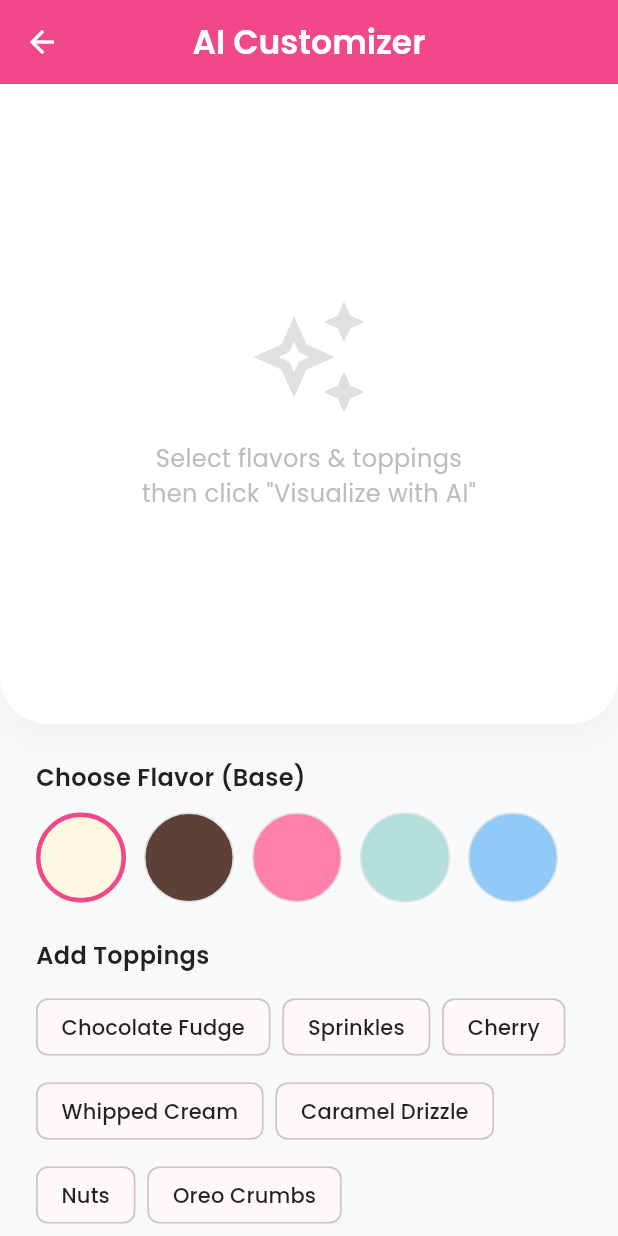
After one commit to Thel101/ice_cream_shop_admin, a Flutter app: the CustomizeIceCreamScreen screen opened directly, on a phone screen of 412 x 824 dp. The commit adds this screen. Run offline on Flutter 3.47's test engine with Material 3 defaults, Android fonts, the light colour scheme and no system bars; our stand-ins replace cloud_firestore, firebase_auth, firebase_core, firebase_storage, google_fonts, google_generative_ai and 1 more; accounts and stored records are empty.

Commit message:
feat: Add AI-powered ice cream customization screen with Gemini API integration and navigation from the menu list.

```diff
--- /dev/null
+++ b/lib/screens/customize_ice_cream_screen.dart
@@ -0,0 +1,416 @@
+import 'dart:convert';
+import 'dart:typed_data';
+import 'package:flutter/material.dart';
+import 'package:google_fonts/google_fonts.dart';
+import 'package:google_generative_ai/google_generative_ai.dart';
+import 'package:http/http.dart' as http;
+
+class CustomizeIceCreamScreen extends StatefulWidget {
+  const CustomizeIceCreamScreen({super.key});
+
+  @override
+  State<CustomizeIceCreamScreen> createState() =>
+      _CustomizeIceCreamScreenState();
+}
+
+class _CustomizeIceCreamScreenState extends State<CustomizeIceCreamScreen> {
+  final Color _primaryColor = const Color(0xFFF04888);
+  final Color _backgroundColor = const Color(0xFFF8F9FA);
+
+  // Flavors definition
+  final List<Map<String, dynamic>> _flavors = [
+    {'name': 'Vanilla', 'color': const Color(0xFFFFF8E1)},
+    {'name': 'Chocolate', 'color': const Color(0xFF5D4037)},
+    {'name': 'Strawberry', 'color': const Color(0xFFFF80AB)},
+    {'name': 'Mint', 'color': const Color(0xFFB2DFDB)},
+    {'name': 'Blueberry', 'color': const Color(0xFF90CAF9)},
+  ];
+
+  // Selected state
+  late Map<String, dynamic> _selectedFlavor;
+  final Set<String> _selectedToppings = {};
+
+  // Toppings list (just names now)
+  final List<String> _availableToppings = [
+    'Chocolate Fudge',
+    'Sprinkles',
+    'Cherry',
+    'Whipped Cream',
+    'Caramel Drizzle',
+    'Nuts',
+    'Oreo Crumbs',
+  ];
+
+  // AI Generation State
+  String? _generatedDescription;
+  Uint8List? _generatedImageBytes;
+  bool _isGenerating = false;
+  // TODO: Replace with your actual Gemini API Key (ensure it has Imagen access)
+  static const String _apiKey = 'AIzaSyBGoKnzw4dabkvKlp2d16qweFhIhLKsy6o';
+
+  @override
+  void initState() {
+    super.initState();
+    _selectedFlavor = _flavors[0];
+  }
+
+  Future<void> _generateIceCream() async {
+    if (_apiKey == 'YOUR_API_KEY_HERE') {
+      if (mounted) {
+        ScaffoldMessenger.of(context).showSnackBar(
+          const SnackBar(
+            content: Text('Please update the hardcoded API Key in code'),
+          ),
+        );
+      }
+      return;
+    }
+
+    setState(() {
+      _isGenerating = true;
+      _generatedDescription = null;
+      _generatedImageBytes = null;
+    });
+
+    try {
+      // 1. Generate Description (Text)
+      final model = GenerativeModel(model: 'gemini-1.5-flash', apiKey: _apiKey);
+      final promptText =
+          '''
+      Describe a delicious ice cream creation featuring a ${_selectedFlavor['name']} base with the following toppings: ${_selectedToppings.join(', ')}.
+      Make it sound mouth-watering.
+      ''';
+      final content = [Content.text(promptText)];
+      final response = await model.generateContent(content);
+
+      final description = response.text;
+      setState(() {
+        _generatedDescription = description;
+      });
+
+      // 2. Generate Image (Imagen)
+      // Note: This requires an API Key with access to Imagen (e.g., Trusted Tester)
+      if (description != null) {
+        await _generateIceCreamImage(description);
+      }
+    } catch (e) {
+      if (mounted) {
+        ScaffoldMessenger.of(
+          context,
+        ).showSnackBar(SnackBar(content: Text('Error generating: $e')));
+      }
+    } finally {
+      if (mounted) {
+        setState(() {
+          _isGenerating = false;
+        });
+      }
+    }
+  }
+
+  Future<void> _generateIceCreamImage(String description) async {
+    try {
+      final url = Uri.parse(
+        'https://generativelanguage.googleapis.com/v1beta/models/imagen-3.0-generate-001:predict?key=$_apiKey',
+      );
+
+      // Basic truncation to avoid hitting limits or excessive tokens if prompt is huge
+      final cleanDescription = description.replaceAll('\n', ' ');
+      final prompt =
+          'High quality, photorealistic, appetizing photo of ice cream: $cleanDescription';
+
+      final response = await http.post(
+        url,
+        headers: {'Content-Type': 'application/json'},
+        body: jsonEncode({
+          'instances': [
+            {'prompt': prompt},
+          ],
+          'parameters': {'sampleCount': 1},
+        }),
+      );
+
+      if (response.statusCode == 200) {
+        final data = jsonDecode(response.body);
+        // Check structure of Imagen response (predictions -> bytesBase64Encoded)
+        if (data['predictions'] != null &&
+            (data['predictions'] as List).isNotEmpty) {
+          final firstPrediction = data['predictions'][0];
+          // Adjust based on exact response format (bytesBase64Encoded is common for Vertex/Generative AI)
+          String? base64Image = firstPrediction['bytesBase64Encoded'];
+
+          if (base64Image != null) {
+            setState(() {
+              _generatedImageBytes = base64Decode(base64Image);
+            });
+          }
+        }
+      } else {
+        debugPrint(
+          'Image generation failed: ${response.statusCode} - ${response.body}',
+        );
+        // Don't throw, just log/notify, so text still shows
+        if (mounted) {
+          ScaffoldMessenger.of(context).showSnackBar(
+            SnackBar(
+              content: Text(
+                'Image Gen failed: ${response.statusCode}. Check API Key permissions.',
+              ),
+            ),
+          );
+        }
+      }
+    } catch (e) {
+      debugPrint('Image generation error: $e');
+    }
+  }
+
+  @override
+  Widget build(BuildContext context) {
+    return Scaffold(
+      backgroundColor: _backgroundColor,
+      appBar: AppBar(
+        title: Text(
+          'AI Customizer',
+          style: GoogleFonts.poppins(
+            color: Colors.white,
+            fontWeight: FontWeight.w600,
+          ),
+        ),
+        backgroundColor: _primaryColor,
+        elevation: 0,
+        centerTitle: true,
+        iconTheme: const IconThemeData(color: Colors.white),
+      ),
+      body: Column(
+        children: [
+          // 1. Visualizer / Result Area
+          Expanded(
+            flex: 5,
+            child: Container(
+              width: double.infinity,
+              decoration: BoxDecoration(
+                color: Colors.white,
+                borderRadius: const BorderRadius.vertical(
+                  bottom: Radius.circular(32),
+                ),
+                boxShadow: [
+                  BoxShadow(
+                    color: Colors.grey.withAlpha(20),
+                    blurRadius: 20,
+                    offset: const Offset(0, 10),
+                  ),
+                ],
+              ),
+              child: _buildAIResultArea(),
+            ),
+          ),
+
+          // 2. Controls Area
+          Expanded(
+            flex: 4,
+            child: SingleChildScrollView(
+              padding: const EdgeInsets.all(24),
+              child: Column(
+                crossAxisAlignment: CrossAxisAlignment.stretch,
+                children: [
+                  _buildLabel('Choose Flavor (Base)'),
+                  SizedBox(
+                    height: 60,
+                    child: ListView.separated(
+                      scrollDirection: Axis.horizontal,
+                      itemCount: _flavors.length,
+                      separatorBuilder: (c, i) => const SizedBox(width: 12),
+                      itemBuilder: (context, index) {
+                        final flavor = _flavors[index];
+                        final isSelected = _selectedFlavor == flavor;
+                        return GestureDetector(
+                          onTap: () {
+                            setState(() {
+                              _selectedFlavor = flavor;
+                            });
+                          },
+                          child: Container(
+                            width: 60,
+                            height: 60,
+                            decoration: BoxDecoration(
+                              color: flavor['color'],
+                              shape: BoxShape.circle,
+                              border: Border.all(
+                                color: isSelected
+                                    ? _primaryColor
+                                    : Colors.grey.shade300,
+                                width: isSelected ? 3 : 1,
+                              ),
+                              boxShadow: isSelected
+                                  ? [
+                                      BoxShadow(
+                                        color: (flavor['color'] as Color)
+                                            .withAlpha(100),
+                                        blurRadius: 8,
+                                        offset: const Offset(0, 4),
+                                      ),
+                                    ]
+                                  : null,
+                            ),
+                          ),
+                        );
+                      },
+                    ),
+                  ),
+                  const SizedBox(height: 24),
+
+                  _buildLabel('Add Toppings'),
+                  Wrap(
+                    spacing: 8,
+                    runSpacing: 8,
+                    children: _availableToppings.map((name) {
+                      final isSelected = _selectedToppings.contains(name);
+                      return FilterChip(
+                        label: Text(
+                          name,
+                          style: GoogleFonts.poppins(
+                            color: isSelected ? Colors.white : Colors.black87,
+                          ),
+                        ),
+                        selected: isSelected,
+                        selectedColor: _primaryColor,
+                        checkmarkColor: Colors.white,
+                        onSelected: (selected) {
+                          setState(() {
+                            if (selected) {
+                              _selectedToppings.add(name);
+                            } else {
+                              _selectedToppings.remove(name);
+                            }
+                          });
+                        },
+                      );
+                    }).toList(),
+                  ),
+
+                  const SizedBox(height: 32),
+                  ElevatedButton.icon(
+                    onPressed: _isGenerating ? null : _generateIceCream,
+                    icon: _isGenerating
+                        ? const SizedBox(
+                            width: 20,
+                            height: 20,
+                            child: CircularProgressIndicator(
+                              strokeWidth: 2,
+                              color: Colors.white,
+                            ),
+                          )
+                        : const Icon(Icons.auto_awesome),
+                    label: Text(
+                      _isGenerating ? 'Dreaming...' : 'Visualize with AI',
+                    ),
+                    style: ElevatedButton.styleFrom(
+                      backgroundColor: _primaryColor,
+                      foregroundColor: Colors.white,
+                      padding: const EdgeInsets.symmetric(vertical: 16),
+                      shape: RoundedRectangleBorder(
+                        borderRadius: BorderRadius.circular(16),
+                      ),
+                    ),
+                  ),
+                ],
+              ),
+            ),
+          ),
+        ],
+      ),
+    );
+  }
+
+  Widget _buildLabel(String text) {
+    return Padding(
+      padding: const EdgeInsets.only(bottom: 12.0),
+      child: Text(
+        text,
+        style: GoogleFonts.poppins(
+          fontSize: 16,
+          fontWeight: FontWeight.w600,
+          color: Colors.black87,
+        ),
+      ),
+    );
+  }
+
+  Widget _buildAIResultArea() {
+    if (_generatedDescription != null) {
+      return Scrollbar(
+        child: SingleChildScrollView(
+          padding: const EdgeInsets.all(24),
+          child: Column(
+            mainAxisAlignment: MainAxisAlignment.center,
+            children: [
+              if (_generatedImageBytes != null)
+                ClipRRect(
+                  borderRadius: BorderRadius.circular(20),
+                  child: Image.memory(
+                    _generatedImageBytes!,
+                    height: 250,
+                    width: 250,
+                    fit: BoxFit.cover,
+                  ),
+                )
+              else
+                const Icon(
+                  Icons.icecream,
+                  size: 64,
+                  color: Colors.orangeAccent,
+                ),
+
+              const SizedBox(height: 16),
+              if (_generatedImageBytes == null &&
+                  _generatedDescription != null) ...[
+                Text(
+                  _isGenerating ? 'Painting...' : 'Image Unavailable',
+                  style: GoogleFonts.poppins(fontSize: 12, color: Colors.grey),
+                ),
+                const SizedBox(height: 8),
+              ],
+
+              Text(
+                'AI Description',
+                style: GoogleFonts.poppins(
+                  fontSize: 18,
+                  fontWeight: FontWeight.bold,
+                  color: _primaryColor,
+                ),
+              ),
+              const SizedBox(height: 16),
+              Text(
+                _generatedDescription!,
+                style: GoogleFonts.poppins(fontSize: 14, height: 1.6),
+                textAlign: TextAlign.center,
+              ),
+            ],
+          ),
+        ),
+      );
+    }
+
+    if (_isGenerating) {
+      return const Center(child: CircularProgressIndicator());
+    }
+
+    return Column(
+      mainAxisAlignment: MainAxisAlignment.center,
+      children: [
+        Icon(
+          Icons.auto_awesome_outlined,
+          size: 80,
+          color: Colors.grey.shade300,
+        ),
+        const SizedBox(height: 16),
+        Text(
+          'Select flavors & toppings\nthen click "Visualize with AI"',
+          textAlign: TextAlign.center,
+          style: GoogleFonts.poppins(color: Colors.grey.shade400, fontSize: 16),
+        ),
+      ],
+    );
+  }
+}
--- a/lib/screens/menu_list_screen.dart
+++ b/lib/screens/menu_list_screen.dart
@@ -4,6 +4,7 @@ import 'package:cloud_firestore/cloud_firestore.dart';
 import 'add_item_screen.dart';
 import 'login_screen.dart';
 import 'add_topping_screen.dart';
+import 'customize_ice_cream_screen.dart';
 
 class MenuListScreen extends StatelessWidget {
   const MenuListScreen({super.key});
@@ -28,6 +29,18 @@ class MenuListScreen extends StatelessWidget {
         centerTitle: true,
         iconTheme: const IconThemeData(color: Colors.white),
         actions: [
+          IconButton(
+            icon: const Icon(Icons.auto_fix_high),
+            tooltip: 'Customize',
+            onPressed: () {
+              Navigator.push(
+                context,
+                MaterialPageRoute(
+                  builder: (context) => const CustomizeIceCreamScreen(),
+                ),
+              );
+            },
+          ),
           IconButton(
             icon: const Icon(Icons.grain),
             tooltip: 'Add Topping',
--- a/pubspec.yaml
+++ b/pubspec.yaml
@@ -40,6 +40,8 @@ dependencies:
   image_picker: ^1.2.1
   cloud_firestore: ^6.1.1
   firebase_storage: ^13.0.5
+  google_generative_ai: ^0.4.7
+  http: ^1.6.0
 
 dev_dependencies:
   flutter_test:
@@ -64,8 +66,6 @@ flutter:
   uses-material-design: true
 
   # To add assets to your application, add an assets section, like this:
-  # assets:
-  #   - images/a_dot_burr.jpeg
   #   - images/a_dot_ham.jpeg
 
   # An image asset can refer to one or more resolution-specific "variants", see
```
Also changed, not shown: pubspec.lock.
